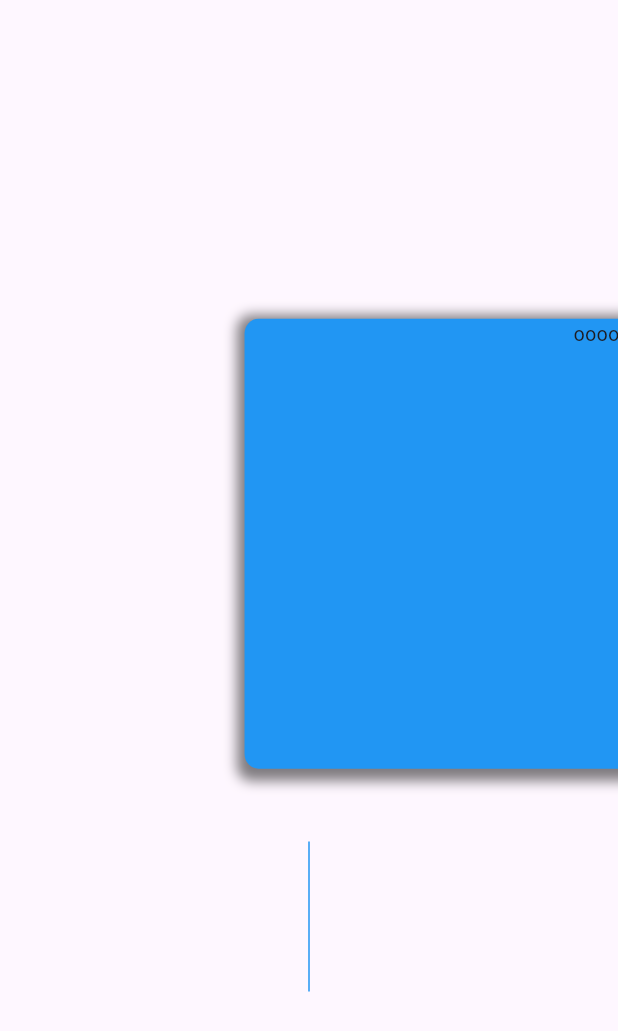
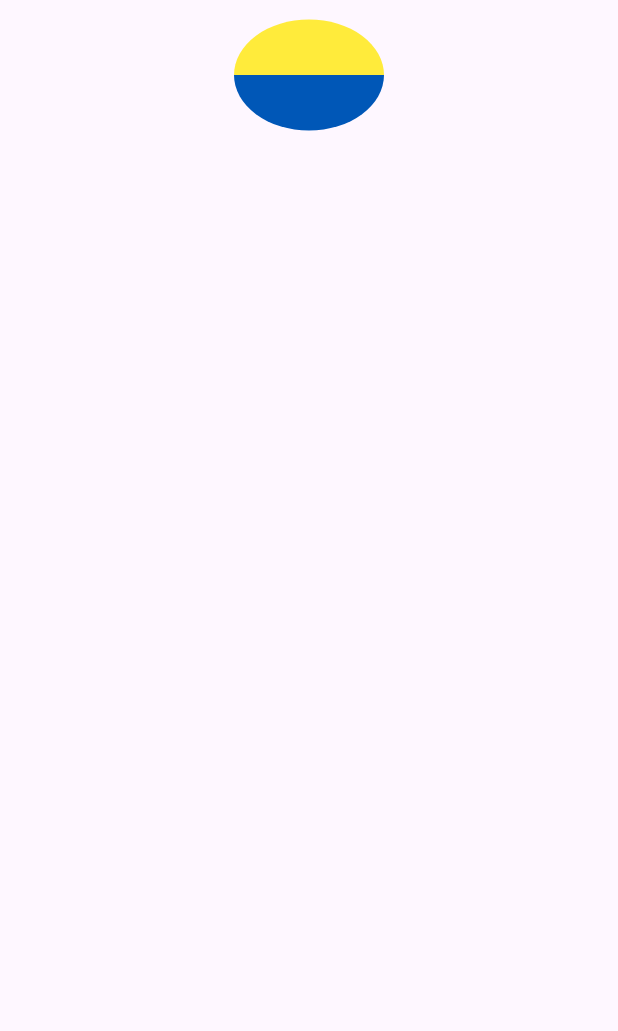
Before and after one commit to ssdd33/flutter_animation_course, a Flutter app: the screen it shows after launch, on a phone screen of 412 x 824 dp. Shown: the top 1031 px of the screen. Run offline on Flutter 3.47's test engine with Material 3 defaults, Android fonts, the light colour scheme and no system bars.

Commit message:
rotate_flip_circle_animation

```diff
--- a/lib/examples/example1.dart
+++ b/lib/examples/example1.dart
@@ -36,9 +36,6 @@ class _RotatingYAxisRectAnimationState extends State<RotatingYAxisRectAnimation>
   @override
   Widget build(BuildContext context) {
     return Scaffold(
-      //     body: CustomPaint(
-      //   painter: MyPainter(),
-      // )
       body: Center(
           child: Column(
         mainAxisAlignment: MainAxisAlignment.center,
--- /dev/null
+++ b/lib/examples/example2.dart
@@ -0,0 +1,197 @@
+//Flutter Chained Animations, Curves and Clippers - Learn About Chained Explicit Animations in Flutter
+
+/*
+rotating circle composed with semicircles of different 2 color.
+
+1. compose two containers in a row
+2. clip out containers with arc
+3. animation (1) rotation Z axis with bouncing out
+4.
+*/
+
+import 'package:flutter/material.dart';
+import 'dart:math' show pi;
+
+enum CircleSide { left, right }
+
+extension PathTo on CircleSide {
+  Path toPath(Size size) {
+    Path path = Path();
+    bool clockwise;
+    Offset offset;
+
+    switch (this) {
+      case CircleSide.left:
+        {
+          path.moveTo(size.width, 0);
+          offset = Offset(size.width, size.height);
+          clockwise = false;
+        }
+        break;
+      case CircleSide.right:
+        {
+          offset = Offset(0, size.height);
+          clockwise = true;
+        }
+        break;
+    }
+
+    path.arcToPoint(
+      offset,
+      radius: Radius.elliptical(size.width / 2, size.height / 2),
+      clockwise: clockwise,
+    );
+
+    path.close();
+    return path;
+  }
+}
+
+class ArcClipper extends CustomClipper<Path> {
+  final CircleSide side;
+  ArcClipper({
+    required this.side,
+  });
+
+  @override
+  getClip(Size size) {
+    return side.toPath(size);
+  }
+
+  @override
+  bool shouldReclip(covariant CustomClipper oldClipper) => true;
+}
+
+class RotatingCircleAnimation extends StatefulWidget {
+  const RotatingCircleAnimation({super.key});
+
+  @override
+  State<RotatingCircleAnimation> createState() =>
+      _RotatingCircleAnimationState();
+}
+
+extension on VoidCallback {
+  Future<void> delayed(Duration duration) => Future.delayed(duration, this);
+}
+
+class _RotatingCircleAnimationState extends State<RotatingCircleAnimation>
+    with TickerProviderStateMixin {
+  late AnimationController _controller;
+  late Animation<double> _animation;
+
+  late AnimationController _flipAnimationController;
+  late Animation<double> _flipAnimation;
+
+  @override
+  void initState() {
+    super.initState();
+
+    _controller =
+        AnimationController(vsync: this, duration: const Duration(seconds: 1));
+    _animation = Tween<double>(begin: 0, end: -pi / 2)
+        .animate(CurvedAnimation(parent: _controller, curve: Curves.bounceOut));
+
+//causing error: parametic value 1.57... is outside of [0,1] range
+    // _controller = AnimationController(
+    //     vsync: this,
+    //     upperBound: pi / 2,
+    //     lowerBound: 0,
+    //     duration: const Duration(seconds: 2));
+    // _animation = CurvedAnimation(parent: _controller, curve: Curves.bounceOut);
+
+    _flipAnimationController =
+        AnimationController(vsync: this, duration: const Duration(seconds: 1));
+    _flipAnimation = Tween<double>(begin: 0, end: pi / 2).animate(
+        CurvedAnimation(
+            parent: _flipAnimationController, curve: Curves.bounceOut));
+
+    _controller.addStatusListener((status) {
+      if (status == AnimationStatus.completed) {
+        _flipAnimation = Tween<double>(
+                begin: _flipAnimation.value, end: _flipAnimation.value + pi)
+            .animate(CurvedAnimation(
+                parent: _flipAnimationController, curve: Curves.bounceOut));
+
+        _flipAnimationController
+          ..reset()
+          ..forward();
+      }
+    });
+
+    _flipAnimationController.addStatusListener((status) {
+      if (status == AnimationStatus.completed) {
+        _animation = Tween<double>(
+                begin: _animation.value, end: _animation.value + -(pi / 2))
+            .animate(
+                CurvedAnimation(parent: _controller, curve: Curves.bounceOut));
+
+        _controller
+          ..reset()
+          ..forward();
+      }
+    });
+  }
+
+  @override
+  void dispose() {
+    _controller.dispose();
+    _flipAnimationController.dispose();
+    super.dispose();
+  }
+
+  @override
+  Widget build(BuildContext context) {
+    _controller.forward.delayed(const Duration(seconds: 1));
+    return Scaffold(
+      body: SafeArea(
+        child: AnimatedBuilder(
+            animation: _controller,
+            builder: (context, child) {
+              return Transform(
+                alignment: Alignment.center,
+                transform: Matrix4.identity()..rotateZ(_animation.value),
+                child: Row(
+                  mainAxisAlignment: MainAxisAlignment.center,
+                  children: [
+                    AnimatedBuilder(
+                        animation: _flipAnimationController,
+                        builder: (context, child) {
+                          return Transform(
+                            alignment: Alignment.centerRight,
+                            transform: Matrix4.identity()
+                              ..rotateY(_flipAnimation.value),
+                            child: ClipPath(
+                              clipper: ArcClipper(side: CircleSide.left),
+                              child: Container(
+                                width: 100,
+                                height: 100,
+                                color: const Color(0xff0057b7),
+                              ),
+                            ),
+                          );
+                        }),
+                    AnimatedBuilder(
+                        animation: _flipAnimationController,
+                        builder: (context, child) {
+                          return Transform(
+                            alignment: Alignment.centerLeft,
+                            transform: Matrix4.identity()
+                              ..rotateY(_flipAnimation.value),
+                            child: ClipPath(
+                              clipper: ArcClipper(side: CircleSide.right),
+                              child: Container(
+                                width: 100,
+                                height: 100,
+                                color: Colors.yellow,
+                              ),
+                            ),
+                          );
+                        }),
+                  ],
+                ),
+              );
+            }),
+      ),
+    );
+  }
+}
--- a/lib/main.dart
+++ b/lib/main.dart
@@ -16,7 +16,7 @@ class MyApp extends StatelessWidget {
         colorScheme: ColorScheme.fromSeed(seedColor: Colors.deepPurple),
         useMaterial3: true,
       ),
-      home: const RotatingYAxisRectAnimation(),
+      home: const RotatingCircleAnimation(),
     );
   }
 }
```
